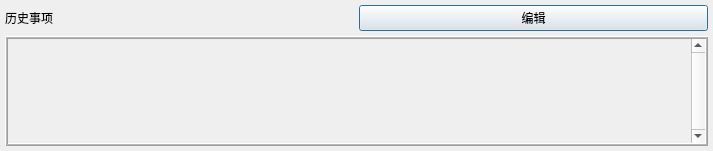
Above: AppeaRemind/history.ui from yzc0731/copy_from_xiang before the change. Below: the same form after it.
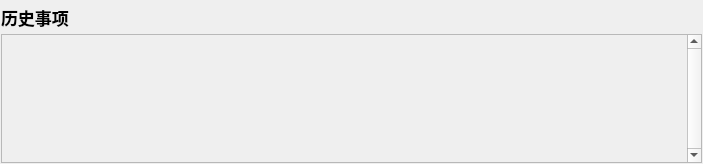
That is the form after the change.

```diff
--- a/AppeaRemind/history.ui
+++ b/AppeaRemind/history.ui
@@ -6,50 +6,51 @@
    <rect>
     <x>0</x>
     <y>0</y>
-    <width>713</width>
-    <height>151</height>
+    <width>703</width>
+    <height>164</height>
    </rect>
   </property>
   <property name="windowTitle">
    <string>Dialog</string>
   </property>
-  <layout class="QGridLayout" name="gridLayout">
+  <layout class="QGridLayout" name="gridLayout" rowstretch="1,4" columnstretch="0,0">
    <property name="leftMargin">
-    <number>5</number>
+    <number>1</number>
    </property>
    <property name="topMargin">
-    <number>5</number>
+    <number>1</number>
    </property>
    <property name="rightMargin">
-    <number>5</number>
+    <number>1</number>
    </property>
    <property name="bottomMargin">
-    <number>5</number>
+    <number>1</number>
    </property>
    <property name="spacing">
-    <number>5</number>
+    <number>1</number>
    </property>
    <item row="0" column="0">
     <widget class="QLabel" name="label">
+     <property name="font">
+      <font>
+       <family>宋体</family>
+       <pointsize>13</pointsize>
+       <weight>75</weight>
+       <bold>true</bold>
+      </font>
+     </property>
      <property name="text">
       <string>历史事项</string>
      </property>
     </widget>
    </item>
-   <item row="0" column="1">
-    <widget class="QPushButton" name="pushButton">
-     <property name="text">
-      <string>编辑</string>
-     </property>
-    </widget>
-   </item>
    <item row="1" column="0" colspan="2">
     <widget class="QScrollArea" name="scrollArea">
      <property name="frameShape">
-      <enum>QFrame::Box</enum>
+      <enum>QFrame::StyledPanel</enum>
      </property>
      <property name="frameShadow">
-      <enum>QFrame::Raised</enum>
+      <enum>QFrame::Plain</enum>
      </property>
      <property name="midLineWidth">
       <number>1</number>
@@ -65,8 +66,8 @@
        <rect>
         <x>0</x>
         <y>0</y>
-        <width>683</width>
-        <height>110</height>
+        <width>685</width>
+        <height>127</height>
        </rect>
       </property>
      </widget>
```
Left out of the diff: 2 changed lines with no effect on the pictures.
